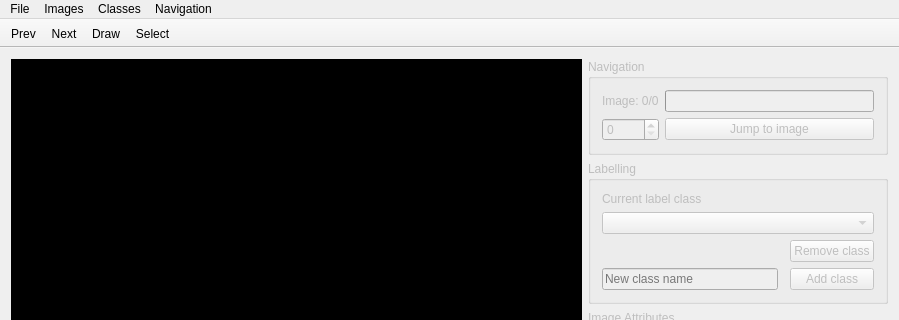
Above: src/mainwindow.ui from ikishorek/deeplabel before the change; both pictures show x 0 to 899 and y 0 to 320 of the 899 by 617 pixel window. Below: the same form after it.
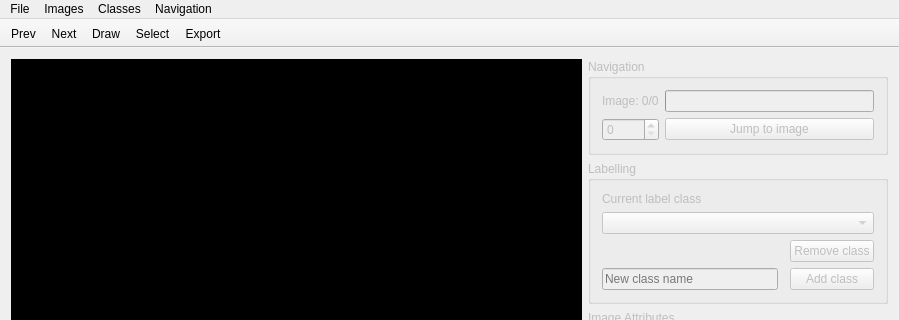
That is the form after the change.

Commit message: Test export functino, image saving doens't work yet

```diff
--- a/src/mainwindow.ui
+++ b/src/mainwindow.ui
@@ -346,6 +346,7 @@
    <addaction name="actionNextImage"/>
    <addaction name="actionDraw_Tool"/>
    <addaction name="actionSelect_Tool"/>
+   <addaction name="actionExport"/>
   </widget>
   <widget class="QStatusBar" name="statusBar"/>
   <action name="actionPreviousImage">
@@ -447,6 +448,14 @@
     <string>Wrap images</string>
    </property>
   </action>
+  <action name="actionExport">
+   <property name="text">
+    <string>Export</string>
+   </property>
+   <property name="toolTip">
+    <string>Export Data</string>
+   </property>
+  </action>
  </widget>
  <layoutdefault spacing="6" margin="11"/>
  <tabstops>
```
The commit also changes 5 other files.
